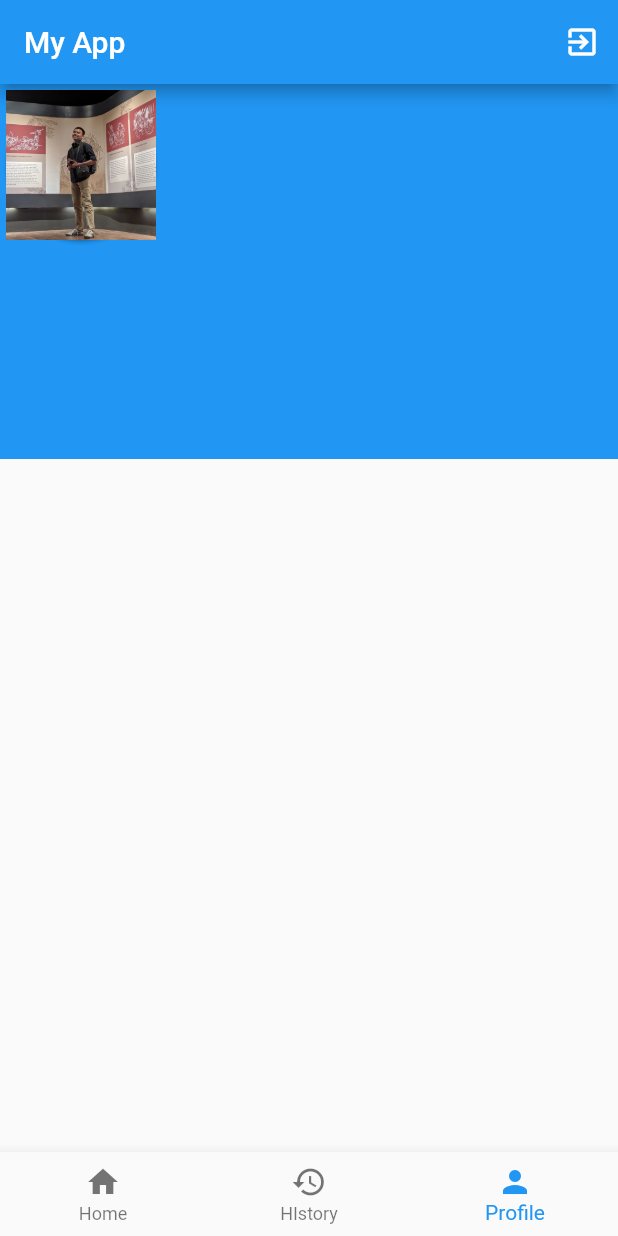
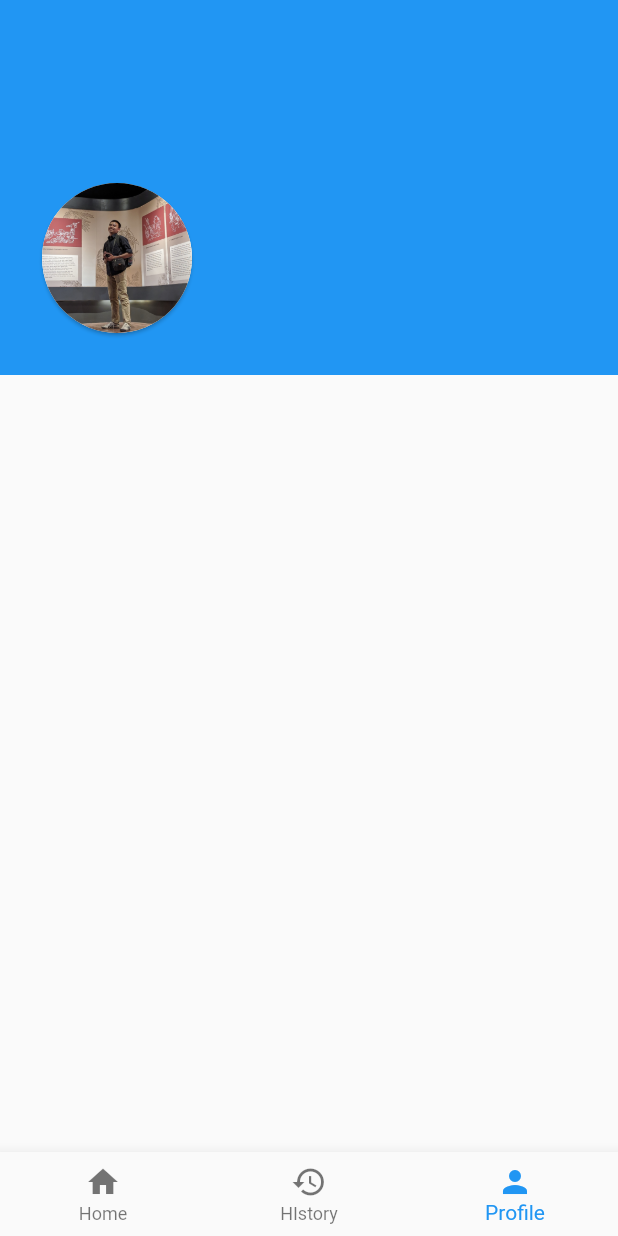
Before and after one commit to dafamahandika/flutter-chlorine-zoom, a Flutter app: the MainPage screen opened directly, item 3 of the bottom bar chosen, on a phone screen of 412 x 824 dp. Run offline on Flutter 3.47's test engine with Material 2 defaults, Android fonts, the phone set to English and light mode, and no system bars; our stand-ins replace fluttertoast; accounts and stored records are empty.

Commit message:
jalan sesi 7

```diff
--- a/lib/data/constant.dart
+++ b/lib/data/constant.dart
@@ -1,8 +1,7 @@
 Map<String, dynamic> jsonProfile = {
-  "username": "admin",
-  "display_name": "Admin Dafa",
-  "url_pic":
-      "https://www.google.com/url?sa=i&url=https%3A%2F%2Fstock.adobe.com%2Fsearch%3Fk%3Dprofile&psig=AOvVaw2mRbYFQr-tWyT0NBeV8HXR&ust=1669238202801000&source=images&cd=vfe&ved=0CA8QjRxqFwoTCJCZvP3awvsCFQAAAAAdAAAAABAE",
-  "phone": "085885497322",
-  "adress": "Kota Bogor",
-};
+    "username": "admin",
+    "display_name": "Admin Dafa",
+    "phone": "085885497322",
+    "email": "dafamahandika@gmail.com",
+    "country": "Indonesia",
+  };
--- a/lib/models/profile.dart
+++ b/lib/models/profile.dart
@@ -1,23 +1,25 @@
 class Profile {
   final String username;
-  final String displayname;
-  final String urlpic;
+  final String displayName;
   final String phone;
-  final String adress;
+  final String email;
+  final String country;
 
-  Profile(
-      {required this.username,
-      required this.displayname,
-      required this.urlpic,
-      required this.phone,
-      required this.adress});
+  Profile({
+    required this.username,
+    required this.displayName,
+    required this.phone,
+    required this.email,
+    required this.country,
+  });
 
   factory Profile.fromJson(Map<String, dynamic> json) {
     return Profile(
-        username: json["username"],
-        displayname: json["display_name"],
-        urlpic: json["url_pic"],
-        phone: json["phone"],
-        adress: json["address"]);
+      username: json["username"],
+      displayName: json["display_name"],
+      phone: json["phone"],
+      email: json["email"],
+      country: json["country"],
+    );
   }
 }
--- a/lib/pages/home_page.dart
+++ b/lib/pages/home_page.dart
@@ -10,8 +10,15 @@ class HomePage extends StatefulWidget {
 }
 
 class _HomePageState extends State<HomePage> {
+  // // late Profile profile;
+
+  // @override
+  // void initState() {
+  //   // profile = Profile.fromJson(jsonProfile);
+  //   super.initState();
+  // }
+
   late Profile profile;
-
   @override
   void initState() {
     profile = Profile.fromJson(jsonProfile);
@@ -37,7 +44,7 @@ class _HomePageState extends State<HomePage> {
             crossAxisAlignment: CrossAxisAlignment.start,
             mainAxisSize: MainAxisSize.max,
             children: [
-              Text("Hello ${profile.phone}"),
+              Container(child: Text("Hello ${profile.displayName}")),
               const SizedBox(
                 height: 16,
               ),
--- a/lib/pages/main_page.dart
+++ b/lib/pages/main_page.dart
@@ -22,17 +22,17 @@ class _MainPageState extends State<MainPage> {
   @override
   Widget build(BuildContext context) {
     return Scaffold(
-      appBar: AppBar(
-        title: Text('My App'),
-        actions: [
-          IconButton(
-              onPressed: () {
-                Navigator.pushReplacement(context,
-                    MaterialPageRoute(builder: (context) => LoginPage()));
-              },
-              icon: const Icon(Icons.exit_to_app))
-        ],
-      ),
+      // appBar: AppBar(
+      //   title: Text('My App'),
+      //   actions: [
+      //     IconButton(
+      //         onPressed: () {
+      //           Navigator.pushReplacement(context,
+      //               MaterialPageRoute(builder: (context) => LoginPage()));
+      //         },
+      //         icon: const Icon(Icons.exit_to_app))
+      //   ],
+      // ),
       bottomNavigationBar: BottomNavigationBar(
         currentIndex: _selectedMenu,
         items: const <BottomNavigationBarItem>[
--- a/lib/pages/profile_page.dart
+++ b/lib/pages/profile_page.dart
@@ -24,29 +24,50 @@ class _ProfilePageState extends State<ProfilePage> {
           color: Colors.blue,
         ),
         Positioned(
-          child: Padding(
-            padding: const EdgeInsets.only(left: 16, top: 48),
-            child: Text(
-              "Profile",
-              style: TextStyle(
-                  fontSize: 18,
-                  fontWeight: FontWeight.bold,
-                  color: Colors.white),
+          left: 24,
+          bottom: 24,
+          child: Card(
+            shape: RoundedRectangleBorder(
+              borderRadius: BorderRadius.circular(50),
             ),
-          ),
-        ),
-        Card(
-          shape:
-              RoundedRectangleBorder(borderRadius: BorderRadius.circular(50)),
             child: SizedBox(
               width: 100,
               height: 100,
+              child: ClipRRect(
+                borderRadius: BorderRadius.circular(50),
                 child: Image.asset(
                   "assets/dafa.jpg",
                   fit: BoxFit.cover,
                 ),
               ),
+            ),
+          ),
         )
+
+        //   Positioned(
+        //     child: Padding(
+        //       padding: const EdgeInsets.only(left: 16, top: 48),
+        //       child: Text(
+        //         "Profile",
+        //         style: TextStyle(
+        //             fontSize: 18,
+        //             fontWeight: FontWeight.bold,
+        //             color: Colors.white),
+        //       ),
+        //     ),
+        //   ),
+        //   Card(
+        //     shape:
+        //         RoundedRectangleBorder(borderRadius: BorderRadius.circular(50)),
+        //     child: SizedBox(
+        //       width: 100,
+        //       height: 100,
+        //       child: Image.asset(
+        //         "assets/dafa.jpg",
+        //         fit: BoxFit.cover,
+        //       ),
+        //     ),
+        //   )
       ],
     );
   }
```
Lines whose indentation alone changed are shown as unchanged.
